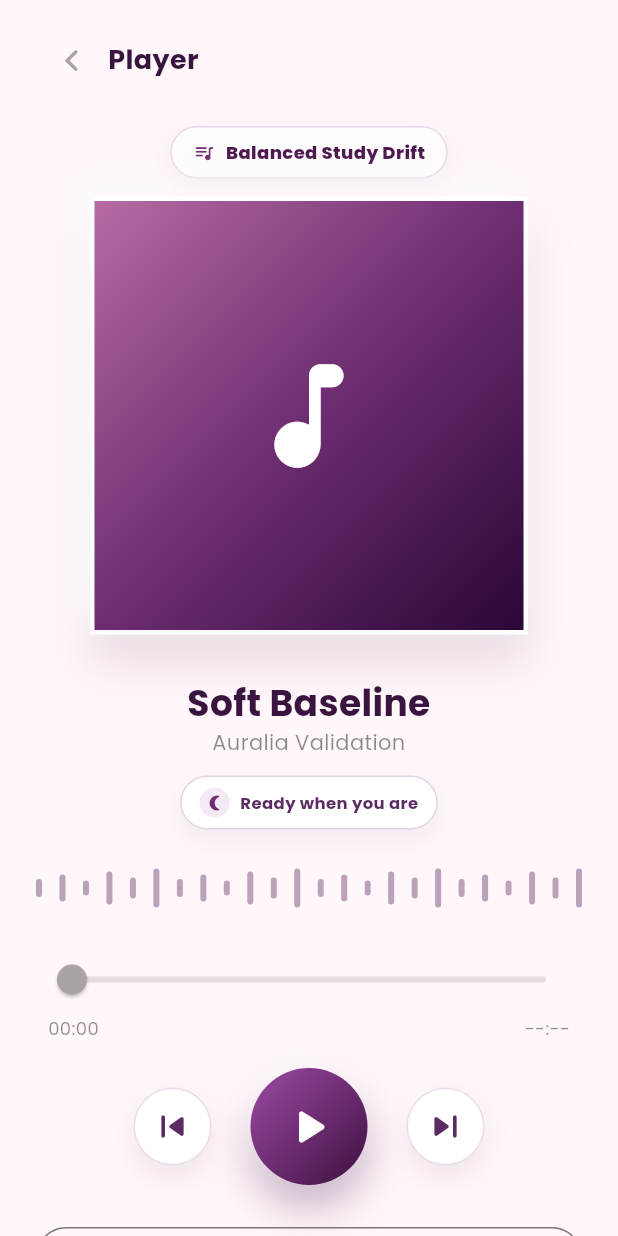
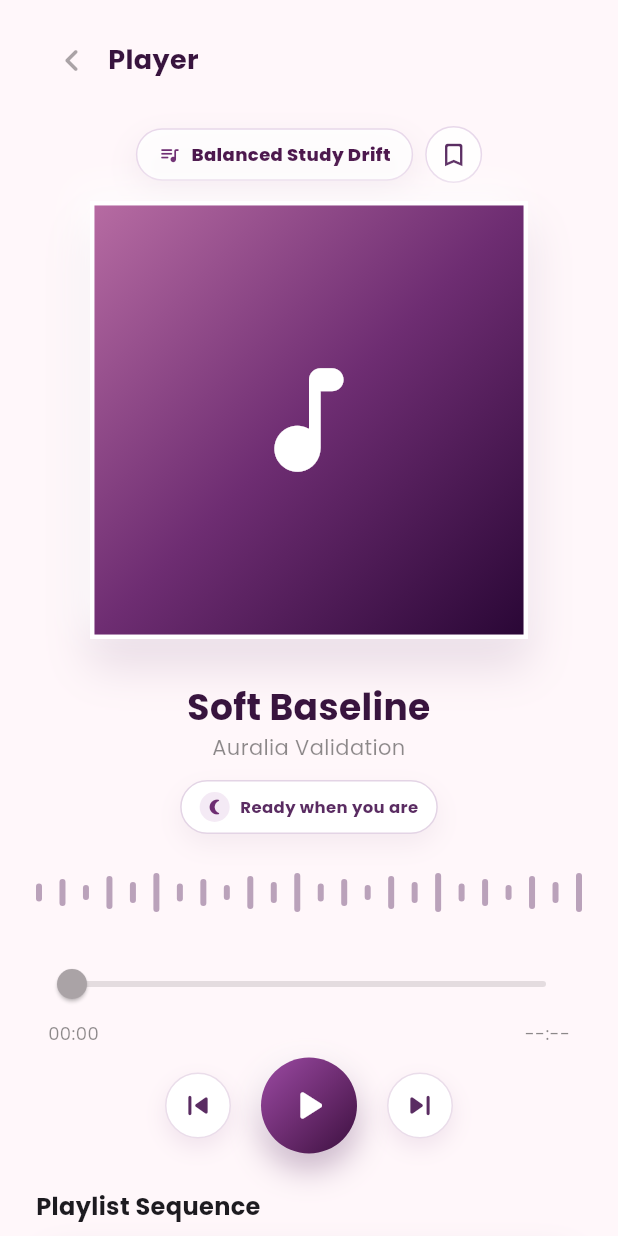
Before and after one commit to afieqahz/AURALIA, a Flutter app: the MusicPlayerScreen widget shown alone on an empty page, opened directly, on a phone screen of 412 x 824 dp. Run offline on Flutter 3.47's test engine with Material 3 defaults, Android fonts, the phone set to English and light mode, and no system bars; our stand-ins replace flutter_local_notifications, google_fonts, just_audio, shared_preferences, timezone; missing offline and left inert: spotify_sdk; accounts and stored records are empty.

Commit message:
ui update

```diff
--- a/lib/features/music_player/screens/music_player_screen.dart
+++ b/lib/features/music_player/screens/music_player_screen.dart
@@ -11,6 +11,7 @@ import 'package:url_launcher/url_launcher.dart';
 import 'package:auralia_app/core/config/app_config.dart';
 import 'package:auralia_app/core/models/mood.dart';
 import 'package:auralia_app/core/models/playlist.dart';
+import 'package:auralia_app/core/services/auralia_state.dart';
 import 'package:auralia_app/core/services/auralia_scope.dart';
 import 'package:auralia_app/core/services/spotify_playback_service.dart';
 
@@ -170,7 +171,18 @@ class _MusicPlayerScreenState extends State<MusicPlayerScreen>
             ],
           ),
           const SizedBox(height: 20),
-          _PlaylistNameLabel(name: playlist.name),
+          Row(
+            mainAxisAlignment: MainAxisAlignment.center,
+            children: [
+              Flexible(child: _PlaylistNameLabel(name: playlist.name)),
+              const SizedBox(width: 8),
+              _SavePlaylistIconButton(
+                isSaved: state.isCurrentPlaylistLiked,
+                isBusy: state.isBusy,
+                onPressed: () => _toggleSavePlaylist(state),
+              ),
+            ],
+          ),
           const SizedBox(height: 12),
           _NowPlayingArtworkCard(
             artworkUrl: artworkUrl,
@@ -224,7 +236,7 @@ class _MusicPlayerScreenState extends State<MusicPlayerScreen>
             )
           else
             _PreviewProgressBar(audioPlayer: _audioPlayer),
-          const SizedBox(height: 18),
+          const SizedBox(height: 8),
           _PlayerControlDeck(
             isPlaying: _isPlaying,
             isConnecting: _isConnectingSpotify,
@@ -235,50 +247,6 @@ class _MusicPlayerScreenState extends State<MusicPlayerScreen>
             onNext: _playNext,
           ),
           const SizedBox(height: 24),
-          Row(
-            children: [
-              Expanded(
-                child: OutlinedButton.icon(
-                  onPressed: state.isBusy
-                      ? null
-                      : () async {
-                          final wasSaved = state.isCurrentPlaylistLiked;
-                          final saved = wasSaved
-                              ? await state.toggleCurrentPlaylistFavorite()
-                              : await state.saveCurrentPlaylist();
-                          if (!context.mounted) {
-                            return;
-                          }
-                          ScaffoldMessenger.of(context).showSnackBar(
-                            SnackBar(
-                              content: Text(
-                                saved
-                                    ? wasSaved
-                                          ? 'Removed from favourites.'
-                                          : 'Playlist saved.'
-                                    : state.errorMessage ??
-                                          'Unable to save playlist.',
-                              ),
-                              backgroundColor: saved
-                                  ? const Color(0xFF4A154B)
-                                  : Colors.redAccent,
-                            ),
-                          );
-                        },
-                  icon: Icon(
-                    state.isCurrentPlaylistLiked
-                        ? Icons.check_circle_rounded
-                        : Icons.bookmark_add_rounded,
-                  ),
-                  label: Text(
-                    state.isCurrentPlaylistLiked ? 'Saved' : 'Save',
-                    style: GoogleFonts.poppins(fontWeight: FontWeight.w600),
-                  ),
-                ),
-              ),
-            ],
-          ),
-          const SizedBox(height: 28),
           Align(
             alignment: Alignment.centerLeft,
             child: Text(
@@ -355,6 +323,33 @@ class _MusicPlayerScreenState extends State<MusicPlayerScreen>
     }
 
     await _playActiveTrack();
+  }
+
+  Future<void> _toggleSavePlaylist(AuraliaState state) async {
+    if (state.isBusy) {
+      return;
+    }
+
+    final wasSaved = state.isCurrentPlaylistLiked;
+    final saved = wasSaved
+        ? await state.toggleCurrentPlaylistFavorite()
+        : await state.saveCurrentPlaylist();
+    if (!mounted) {
+      return;
+    }
+
+    ScaffoldMessenger.of(context).showSnackBar(
+      SnackBar(
+        content: Text(
+          saved
+              ? wasSaved
+                    ? 'Removed from favourites.'
+                    : 'Playlist saved.'
+              : state.errorMessage ?? 'Unable to save playlist.',
+        ),
+        backgroundColor: saved ? const Color(0xFF4A154B) : Colors.redAccent,
+      ),
+    );
   }
 
   String? _firstPlaylistArtwork(AuraliaPlaylist playlist) {
@@ -1216,6 +1211,45 @@ class _PlaylistNameLabel extends StatelessWidget {
             ),
           ),
         ],
+      ),
+    );
+  }
+}
+
+class _SavePlaylistIconButton extends StatelessWidget {
+  const _SavePlaylistIconButton({
+    required this.isSaved,
+    required this.isBusy,
+    required this.onPressed,
+  });
+
+  final bool isSaved;
+  final bool isBusy;
+  final VoidCallback onPressed;
+
+  @override
+  Widget build(BuildContext context) {
+    return Tooltip(
+      message: isSaved ? 'Saved' : 'Save playlist',
+      child: SizedBox(
+        width: 38,
+        height: 38,
+        child: IconButton(
+          onPressed: isBusy ? null : onPressed,
+          style: IconButton.styleFrom(
+            backgroundColor: Colors.white.withValues(alpha: 0.9),
+            disabledBackgroundColor: const Color(0xFFF0E5F0),
+            foregroundColor: const Color(0xFF5A2C62),
+            disabledForegroundColor: const Color(0xFFB090B6),
+            shape: const CircleBorder(),
+            side: const BorderSide(color: Color(0xFFE8D8EA)),
+            padding: EdgeInsets.zero,
+          ),
+          icon: Icon(
+            isSaved ? Icons.bookmark_rounded : Icons.bookmark_border_rounded,
+            size: 20,
+          ),
+        ),
       ),
     );
   }
@@ -1409,12 +1443,12 @@ class _PlayerControlDeck extends StatelessWidget {
         _RoundControlButton(
           icon: Icons.skip_previous_rounded,
           onTap: onPrevious,
-          size: 52,
+          size: 44,
         ),
-        const SizedBox(width: 26),
+        const SizedBox(width: 20),
         Container(
-          width: 78,
-          height: 78,
+          width: 64,
+          height: 64,
           decoration: BoxDecoration(
             shape: BoxShape.circle,
             gradient: const LinearGradient(
@@ -1429,8 +1463,8 @@ class _PlayerControlDeck extends StatelessWidget {
             boxShadow: [
               BoxShadow(
                 color: const Color(0xFF5A2C62).withValues(alpha: 0.36),
-                blurRadius: 24,
-                offset: const Offset(0, 14),
+                blurRadius: 18,
+                offset: const Offset(0, 10),
               ),
               BoxShadow(
                 color: Colors.white.withValues(alpha: 0.45),
@@ -1446,17 +1480,17 @@ class _PlayerControlDeck extends StatelessWidget {
                   : isPlaying
                   ? Icons.pause_rounded
                   : Icons.play_arrow_rounded,
-              size: 40,
+              size: 34,
               color: Colors.white,
             ),
             onPressed: onToggle,
           ),
         ),
-        const SizedBox(width: 26),
+        const SizedBox(width: 20),
         _RoundControlButton(
           icon: Icons.skip_next_rounded,
           onTap: onNext,
-          size: 52,
+          size: 44,
         ),
       ],
     );
@@ -1489,15 +1523,15 @@ class _RoundControlButton extends StatelessWidget {
           boxShadow: [
             BoxShadow(
               color: const Color(0xFF6E2D72).withValues(alpha: 0.10),
-              blurRadius: 16,
-              offset: const Offset(0, 8),
+              blurRadius: 12,
+              offset: const Offset(0, 6),
             ),
           ],
         ),
         child: Icon(
           icon,
           color: const Color(0xFF5A2C62),
-          size: 30,
+          size: 26,
         ),
       ),
     );
```
Also changed, not shown: lib/features/home/screens/main_layout.dart (+27 -6 lines), lib/features/mood_tracking/screens/home_dashboard_screen.dart (+42 -13 lines).
